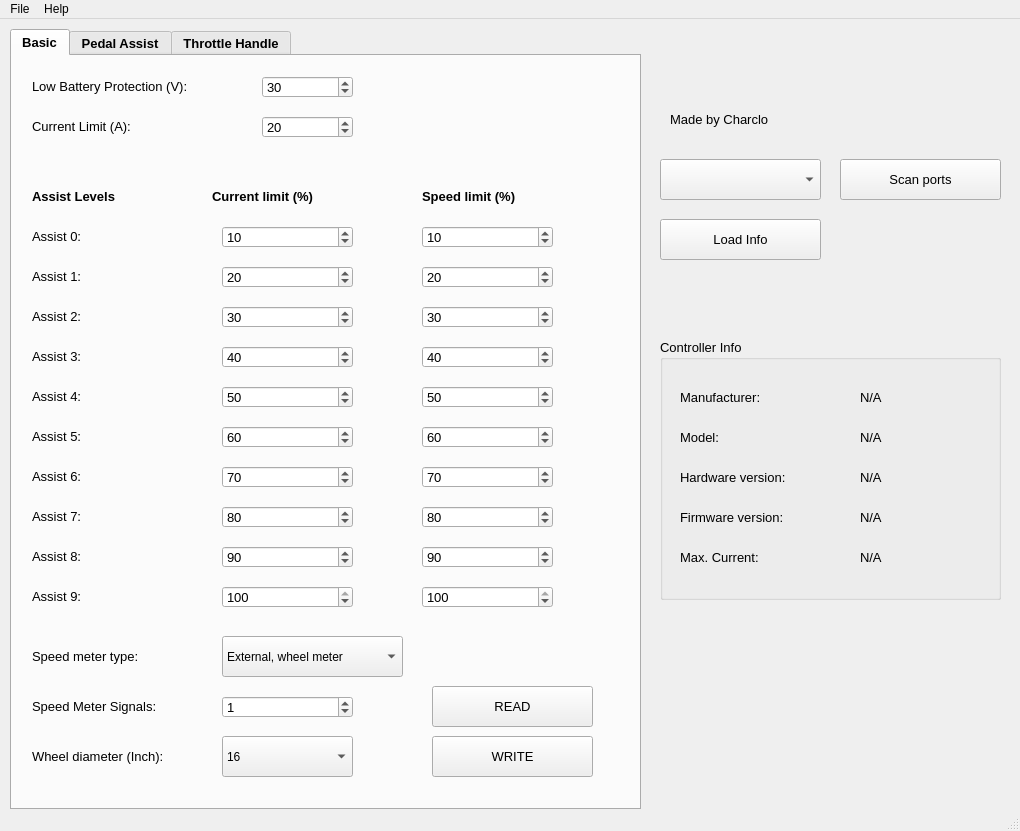
The window that BafangConfigTool.ui (charclo/bafang-python) describes before a commit, drawn with Qt 5.
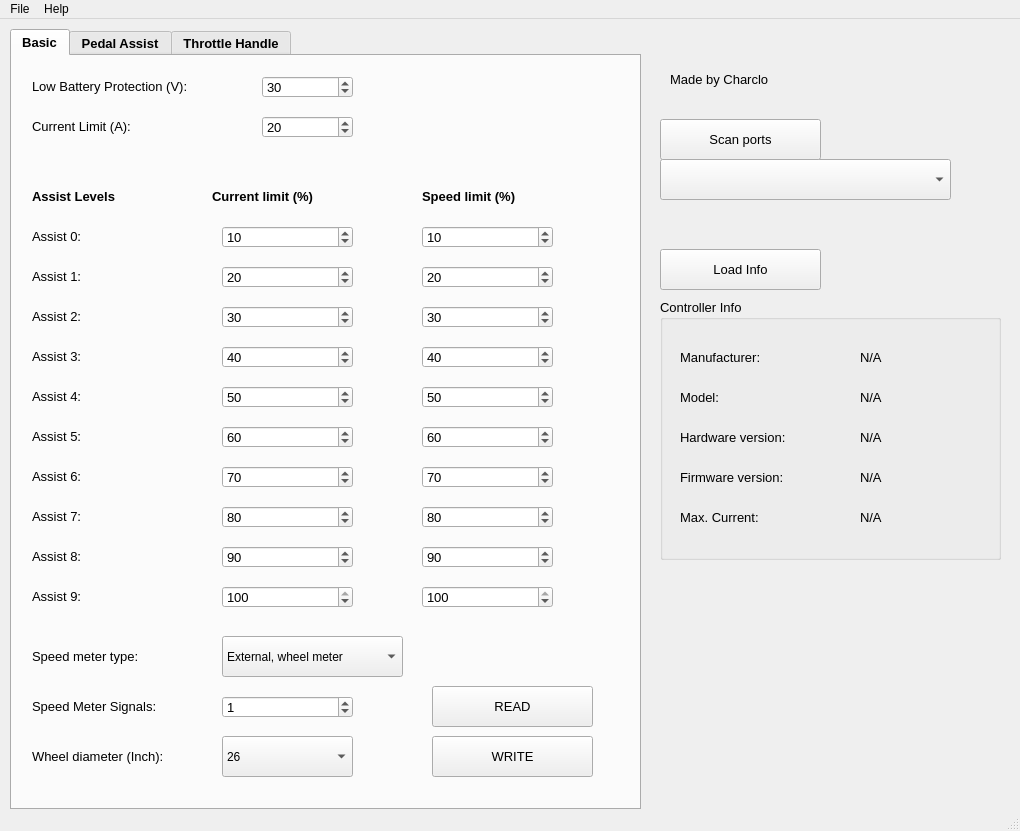
The same window after the commit. Icons and pictures are not drawn.

What changed in the file:
```diff
--- a/BafangConfigTool.ui
+++ b/BafangConfigTool.ui
@@ -22,7 +22,7 @@
     <property name="geometry">
      <rect>
       <x>670</x>
-      <y>80</y>
+      <y>40</y>
       <width>161</width>
       <height>41</height>
      </rect>
@@ -43,7 +43,7 @@
     <property name="geometry">
      <rect>
       <x>660</x>
-      <y>200</y>
+      <y>230</y>
       <width>161</width>
       <height>41</height>
      </rect>
@@ -65,7 +65,7 @@
      <rect>
       <x>660</x>
       <y>140</y>
-      <width>161</width>
+      <width>291</width>
       <height>41</height>
      </rect>
     </property>
@@ -1174,7 +1174,10 @@
        <locale language="English" country="UnitedKingdom"/>
       </property>
       <property name="currentText">
-       <string>16</string>
+       <string>26</string>
+      </property>
+      <property name="currentIndex">
+       <number>10</number>
       </property>
       <item>
        <property name="text">
@@ -1344,7 +1347,7 @@
     <property name="geometry">
      <rect>
       <x>660</x>
-      <y>320</y>
+      <y>280</y>
       <width>341</width>
       <height>261</height>
      </rect>
@@ -1590,8 +1593,8 @@
    <widget class="QPushButton" name="pushButtonScan">
     <property name="geometry">
      <rect>
-      <x>840</x>
-      <y>140</y>
+      <x>660</x>
+      <y>100</y>
       <width>161</width>
       <height>41</height>
      </rect>
```
Left out of the diff: 4 changed lines with no effect on the pictures.
